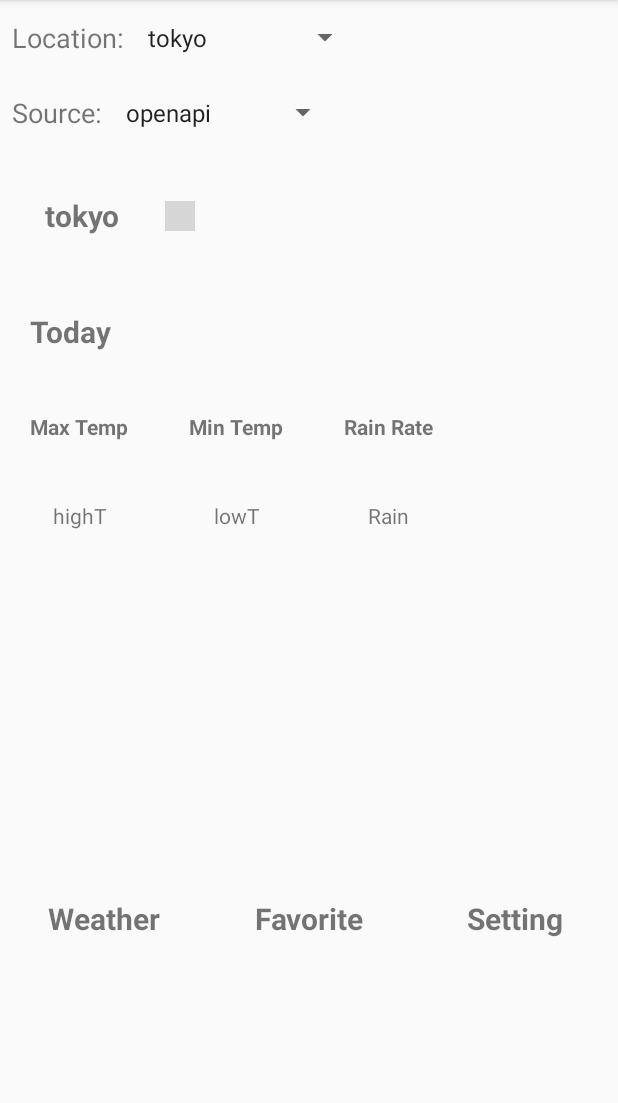
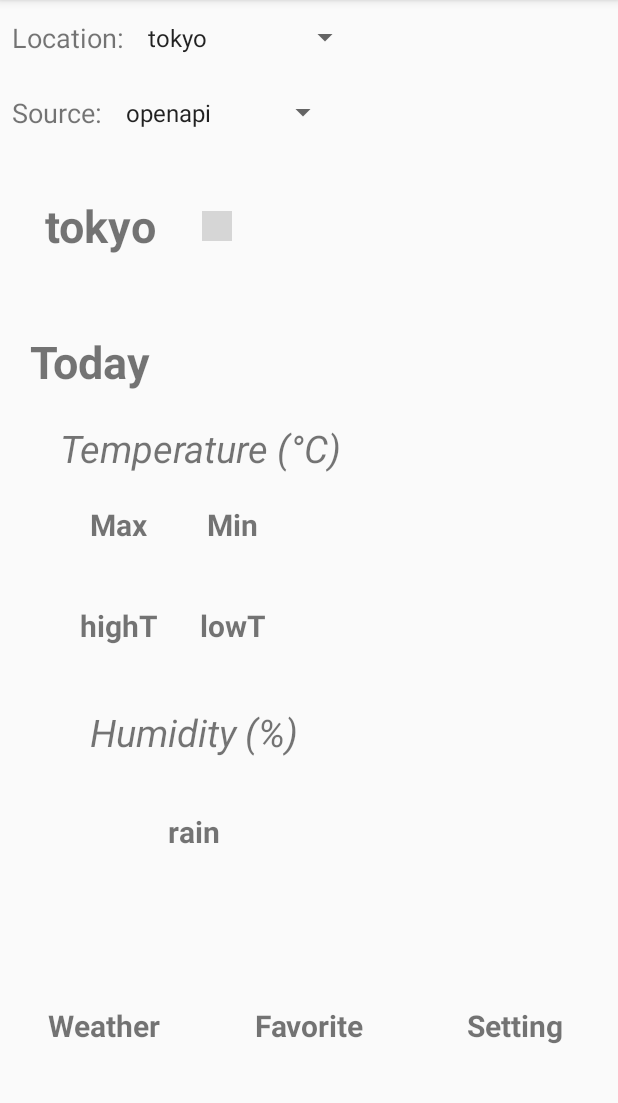
Before and after one commit to cylee81/weather-ensemble, an Android app: the screen it shows after launch (MainActivity), on a phone screen of 412 x 824 dp, the part 84-1187 px from its top. Run offline under Robolectric (Android 15) with nearby library versions, the phone set to English and light mode, and no system bars; our stand-ins replace Firebase (no records; nobody signed in at launch, a user with empty details on screens opened directly); libraries missing offline, so code that uses them is left out: com.firebase.ui; network calls fail; 4 statements that could not run were skipped; grey boxes are pictures that could not be loaded.

Commit message:
refine layout

```diff
--- a/Weather/app/src/main/res/layout/content_main.xml
+++ b/Weather/app/src/main/res/layout/content_main.xml
@@ -7,13 +7,13 @@
 
     <FrameLayout
         android:layout_width="match_parent"
-        android:layout_height="550dp"
+        android:layout_height="600dp"
         android:layout_marginTop="?android:attr/actionBarSize"
         android:id="@+id/main_fragment"
         />
     <androidx.constraintlayout.widget.ConstraintLayout
         android:layout_width="match_parent"
-        android:layout_height="wrap_content"
+        android:layout_height="match_parent"
         app:layout_constraintTop_toBottomOf="@+id/main_fragment"
         app:layout_constraintBottom_toBottomOf="parent"
         >
@@ -25,17 +25,18 @@
             >
             <TextView
                 android:layout_width="0dp"
-                android:layout_height="125dp"
+                android:layout_height="match_parent"
                 android:text="Weather"
                 android:id="@+id/weather_but"
                 android:textStyle="bold"
                 android:textSize="20sp"
                 android:layout_weight="1"
+
                 android:gravity="center"
                 />
             <TextView
                 android:layout_width="0dp"
-                android:layout_height="125dp"
+                android:layout_height="match_parent"
                 android:text="Favorite"
                 android:id="@+id/fav_but"
                 android:layout_weight="1"
@@ -45,7 +46,7 @@
                 />
             <TextView
                 android:layout_width="0dp"
-                android:layout_height="125dp"
+                android:layout_height="match_parent"
                 android:text="Setting"
                 android:id="@+id/setting_but"
                 android:layout_weight="1"
--- a/Weather/app/src/main/res/layout/main_fragment.xml
+++ b/Weather/app/src/main/res/layout/main_fragment.xml
@@ -58,7 +58,10 @@
             app:layout_constraintTop_toBottomOf="@id/sourceTV"
             app:layout_constraintStart_toStartOf="parent"
             android:padding="30dp"
-            android:textSize="20sp"
+            android:paddingTop="30dp"
+            android:paddingLeft="30dp"
+            android:paddingRight="30dp"
+            android:textSize="30sp"
             android:textStyle="bold"
             />
         <TextView
@@ -70,36 +73,53 @@
             app:layout_constraintStart_toStartOf="parent"
             android:padding="20dp"
             android:textStyle="bold"
-            android:textSize="20sp"
+            android:textSize="30sp"
+            />
+        <TextView
+            android:layout_width="wrap_content"
+            android:layout_height="wrap_content"
+            android:id="@+id/temp"
+            android:text="Temperature (°C)"
+            app:layout_constraintTop_toBottomOf="@id/todayTV"
+            app:layout_constraintStart_toStartOf="parent"
+            android:layout_marginStart="40dp"
+            android:textSize="25dp"
+            android:textStyle="italic"
             />
         <TextView
             android:layout_width="wrap_content"
             android:layout_height="wrap_content"
             android:id="@+id/highT_TV"
-            app:layout_constraintTop_toBottomOf="@id/todayTV"
+            app:layout_constraintTop_toBottomOf="@id/temp"
+            android:layout_marginStart="40dp"
             app:layout_constraintStart_toStartOf="parent"
-            android:text="Max Temp"
+            android:text="Max"
             android:textStyle="bold"
             android:padding="20dp"
+            android:textSize="20sp"
             />
         <TextView
             android:layout_width="wrap_content"
             android:layout_height="wrap_content"
             android:id="@+id/highT"
             app:layout_constraintTop_toBottomOf="@id/highT_TV"
+            android:layout_marginStart="40dp"
             app:layout_constraintStart_toStartOf="parent"
             app:layout_constraintEnd_toEndOf="@id/highT_TV"
             android:text="highT"
+            android:textStyle="bold"
+            android:textSize="20sp"
             android:padding="20dp"
             />
         <TextView
             android:layout_width="wrap_content"
             android:layout_height="wrap_content"
             android:id="@+id/lowT_TV"
-            app:layout_constraintTop_toBottomOf="@id/todayTV"
+            app:layout_constraintTop_toBottomOf="@id/temp"
             app:layout_constraintStart_toEndOf="@id/highT_TV"
-            android:text="Min Temp"
+            android:text="Min"
             android:textStyle="bold"
+            android:textSize="20dp"
             android:padding="20dp"
             />
         <TextView
@@ -110,16 +130,19 @@
             app:layout_constraintStart_toStartOf="@id/lowT_TV"
             app:layout_constraintEnd_toEndOf="@id/lowT_TV"
             android:text="lowT"
+            android:textStyle="bold"
+            android:textSize="20sp"
             android:padding="20dp"
             />
         <TextView
             android:layout_width="wrap_content"
             android:layout_height="wrap_content"
             android:id="@+id/rainTV"
-            app:layout_constraintTop_toBottomOf="@id/todayTV"
-            app:layout_constraintStart_toEndOf="@id/lowT_TV"
-            android:text="Rain Rate"
-            android:textStyle="bold"
+            app:layout_constraintTop_toBottomOf="@id/highT"
+            app:layout_constraintStart_toStartOf="@id/temp"
+            android:text="Humidity (%)"
+            android:textSize="25dp"
+            android:textStyle="italic"
             android:padding="20dp"
             />
         <TextView
@@ -129,8 +152,10 @@
             app:layout_constraintTop_toBottomOf="@id/rainTV"
             app:layout_constraintStart_toStartOf="@id/rainTV"
             app:layout_constraintEnd_toEndOf="@id/rainTV"
-            android:text="Rain"
-            android:padding="20dp"
+            android:padding="15dp"
+            android:textStyle="bold"
+            android:textSize="20sp"
+            android:text="rain"
             />
 
         <ImageView
```
